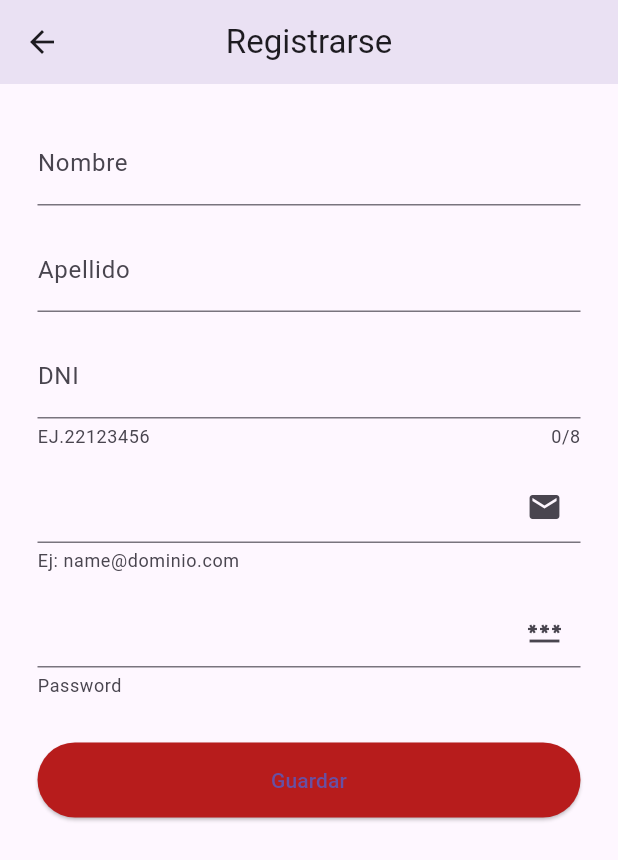
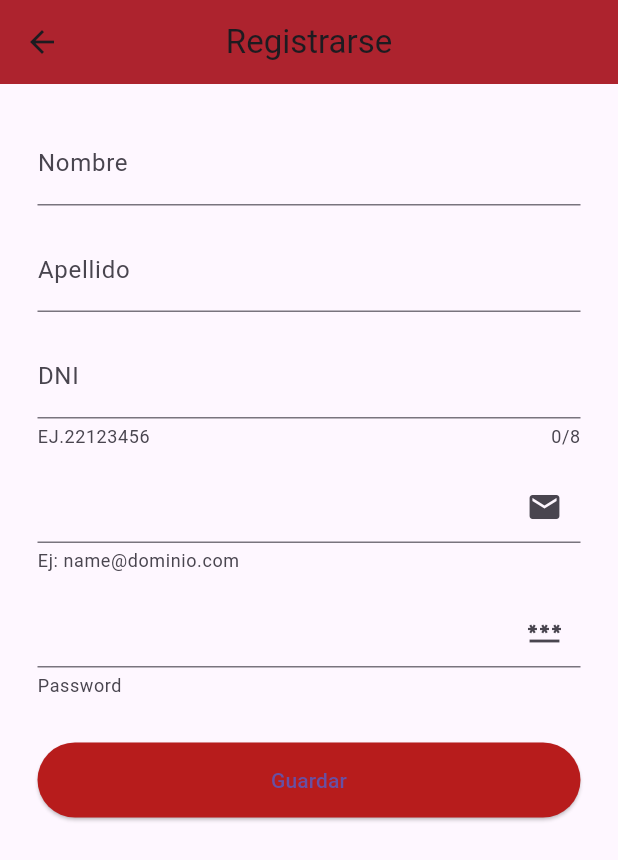
Before and after one commit to FacundoElizalde/Proyecto-Labo-IV, a Flutter app: the screen it shows after launch, after a tap on the "menu" icon, after a tap on the "login" icon, after a tap on the "person add" icon, on a phone screen of 412 x 824 dp. Shown: the top 860 px of the screen. Run offline on Flutter 3.47's test engine with Material 3 defaults, Android fonts, the phone set to English and light mode, and no system bars; our stand-ins replace shared_preferences; network calls fail.

Commit message:
Mas arreglos en las paletas de colores de botones y encabezados

```diff
--- a/lib/screens/form_page.dart
+++ b/lib/screens/form_page.dart
@@ -27,6 +27,7 @@ class _FormScreenState extends State<FormScreen> {
         centerTitle: true,
         title: const Text('Registrarse'),
         elevation: 10,
+        backgroundColor: Colors.red[900],
       ),
       body: Padding(
         padding: const EdgeInsets.all(25.0),
--- a/lib/screens/home_screen.dart
+++ b/lib/screens/home_screen.dart
@@ -99,6 +99,9 @@ class HomeScreen extends StatelessWidget {
                   );
                 },
                 child: const Text('Mostrar películas'),
+                style: ElevatedButton.styleFrom(
+                  primary: Colors.red[900],
+                ),
               ),
             ],
           ),
@@ -265,6 +268,9 @@ class MovieDetailScreen extends StatelessWidget {
                 );
               },
               child: Text('Mostrar información'),
+              style: ElevatedButton.styleFrom(
+                primary: Colors.red[900],
+              ),
             ),
           ],
         ),
--- a/lib/screens/profile_page.dart
+++ b/lib/screens/profile_page.dart
@@ -15,6 +15,7 @@ class ProfileScreen extends StatelessWidget {
         centerTitle: true,
         title: const Text('Login'),
         elevation: 10,
+        backgroundColor: Colors.red[900],
       ),
       body: SingleChildScrollView(
         child: Column(
```
